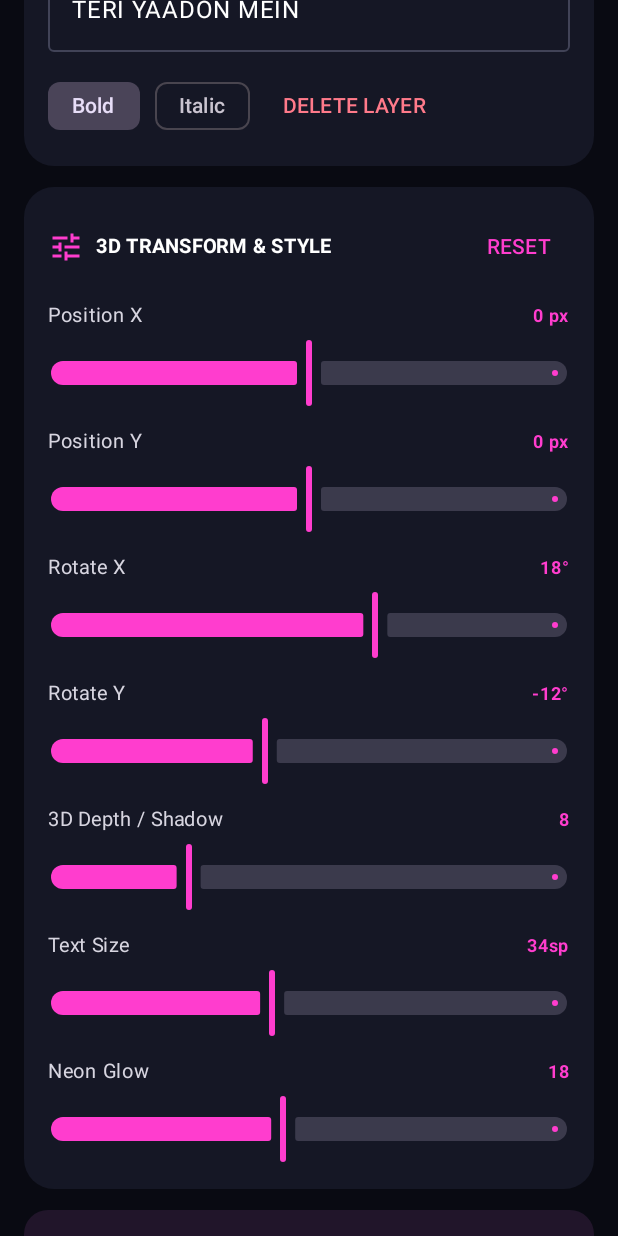
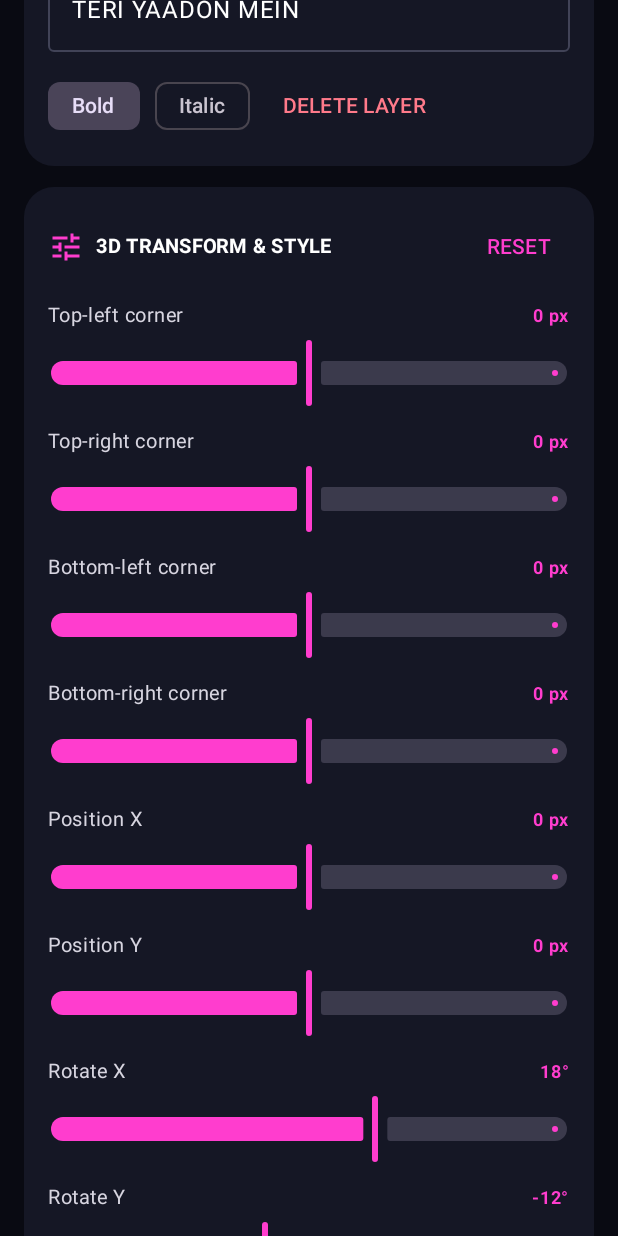
Before and after one commit to sagidsaim001-jpg/3D-LYRICS-Editor, an Android app built with Jetpack Compose: the screen it shows after launch (MainActivity), scrolled down 576 dp, on a phone screen of 412 x 824 dp. Run offline under Robolectric (Android 15) with nearby library versions, the phone set to English and light mode, and no system bars; 1 statement that could not run was skipped.

Commit message:
Add four-corner lyric perspective and keyframe timeline markers

```diff
--- a/app/src/main/java/com/saji/threedlyrics/MainActivity.kt
+++ b/app/src/main/java/com/saji/threedlyrics/MainActivity.kt
@@ -8,6 +8,7 @@ import androidx.activity.compose.setContent
 import androidx.activity.result.contract.ActivityResultContracts
 import androidx.compose.foundation.background
 import androidx.compose.foundation.border
+import androidx.compose.foundation.Canvas
 import androidx.compose.foundation.clickable
 import androidx.compose.foundation.horizontalScroll
 import androidx.compose.foundation.layout.*
@@ -68,6 +69,12 @@ private fun EditorScreen() {
     var positionY by remember { mutableFloatStateOf(0f) }
     var italic by remember { mutableStateOf(false) }
     var bold by remember { mutableStateOf(true) }
+    var topLeft by remember { mutableFloatStateOf(0f) }
+    var topRight by remember { mutableFloatStateOf(0f) }
+    var bottomLeft by remember { mutableFloatStateOf(0f) }
+    var bottomRight by remember { mutableFloatStateOf(0f) }
+    var playhead by remember { mutableFloatStateOf(0f) }
+    val keyframes = remember { mutableStateListOf<Float>() }
 
     val picker = rememberLauncherForActivityResult(ActivityResultContracts.OpenDocument()) { uri ->
         if (uri != null) {
@@ -127,24 +134,18 @@ private fun EditorScreen() {
                             Text("Import a clip to start creating", color = Color.LightGray, fontSize = 12.sp)
                         }
                     }
-                    Text(
+                    PerspectiveText(
                         text = lyric.ifBlank { "YOUR LYRICS" },
-                        color = Pink,
-                        fontSize = textSize.sp,
-                        fontWeight = if (bold) FontWeight.Black else FontWeight.Normal,
-                        fontStyle = if (italic) FontStyle.Italic else FontStyle.Normal,
-                        letterSpacing = 1.sp,
-                        maxLines = 2,
-                        style = androidx.compose.ui.text.TextStyle(shadow = if (glow > 0f) Shadow(color = Pink.copy(alpha = 0.9f), offset = Offset.Zero, blurRadius = glow) else null),
-                        modifier = Modifier.align(Alignment.Center)
-                            .graphicsLayer {
-                                rotationX = rotateX
-                                rotationY = rotateY
-                                cameraDistance = 18 * density
-                                shadowElevation = depth
-                                translationX = positionX * density
-                                translationY = positionY * density
-                            }
+                        modifier = Modifier.fillMaxSize(),
+                        sizeSp = textSize,
+                        cornerOffsets = listOf(topLeft, topRight, bottomRight, bottomLeft),
+                        glow = glow,
+                        bold = bold,
+                        italic = italic,
+                        rotationX = rotateX,
+                        rotationY = rotateY,
+                        translationX = positionX,
+                        translationY = positionY
                     )
                 }
 
@@ -218,6 +219,10 @@ private fun EditorScreen() {
                                 positionX = 0f; positionY = 0f; italic = false; bold = true
                             }) { Text("RESET", color = Pink) }
                         }
+                        SliderControl("Top-left corner", topLeft, -90f, 90f, " px") { topLeft = it }
+                        SliderControl("Top-right corner", topRight, -90f, 90f, " px") { topRight = it }
+                        SliderControl("Bottom-left corner", bottomLeft, -90f, 90f, " px") { bottomLeft = it }
+                        SliderControl("Bottom-right corner", bottomRight, -90f, 90f, " px") { bottomRight = it }
                         SliderControl("Position X", positionX, -120f, 120f, " px") { positionX = it }
                         SliderControl("Position Y", positionY, -100f, 100f, " px") { positionY = it }
                         SliderControl("Rotate X", rotateX, -70f, 70f, "°") { rotateX = it }
@@ -228,11 +233,30 @@ private fun EditorScreen() {
                     }
                 }
 
+                Surface(color = Panel, shape = RoundedCornerShape(20.dp), modifier = Modifier.fillMaxWidth()) {
+                    Column(Modifier.padding(16.dp), verticalArrangement = Arrangement.spacedBy(9.dp)) {
+                        Text("KEYFRAME TIMELINE", color = Pink, fontWeight = FontWeight.Bold, fontSize = 13.sp)
+                        SliderControl("Playhead", playhead, 0f, 100f, "%") { playhead = it }
+                        Row(horizontalArrangement = Arrangement.spacedBy(8.dp), verticalAlignment = Alignment.CenterVertically) {
+                            Button(onClick = { keyframes.add(playhead) }, colors = ButtonDefaults.buttonColors(containerColor = Pink, contentColor = Color.Black)) { Text("+ ADD KEYFRAME") }
+                            Text("${keyframes.size} keyframes", color = Color.LightGray, fontSize = 12.sp)
+                        }
+                        Row(Modifier.fillMaxWidth().horizontalScroll(rememberScrollState()), horizontalArrangement = Arrangement.spacedBy(7.dp)) {
+                            keyframes.forEachIndexed { index, frame ->
+                                Surface(color = Color(0xFF452044), shape = RoundedCornerShape(8.dp), modifier = Modifier.clickable { playhead = frame }) {
+                                    Text("◆ ${frame.toInt()}%", color = Pink, modifier = Modifier.padding(9.dp), fontSize = 11.sp)
+                                }
+                            }
+                        }
+                        Text("Keyframes currently save timeline markers. Automatic motion interpolation is a later upgrade.", color = Color.LightGray, fontSize = 11.sp)
+                    }
+                }
+
                 Surface(color = Color(0xFF21152A), shape = RoundedCornerShape(16.dp), modifier = Modifier.fillMaxWidth()) {
                     Column(Modifier.padding(14.dp)) {
-                        Text("BETA 02 • LAYER & TRANSFORM UPDATE", color = Pink, fontWeight = FontWeight.Bold, fontSize = 12.sp)
+                        Text("BETA 03 • CORNER PERSPECTIVE & KEYFRAME MARKERS", color = Pink, fontWeight = FontWeight.Bold, fontSize = 12.sp)
                         Spacer(Modifier.height(5.dp))
-                        Text("Added multiple editable text layers, layer selection, delete layer, bold/italic styling and X/Y positioning. This is still an editor preview foundation: true four-corner perspective, motion tracking, keyframes and MP4 export are not implemented yet.", color = Color(0xFFD6D1E3), fontSize = 12.sp, lineHeight = 18.sp)
+                        Text("Added editable corner pinning controls, multi-layer lyrics, styling and timeline keyframe markers. Keyframe interpolation, motion tracking and MP4 export are still pending.", color = Color(0xFFD6D1E3), fontSize = 12.sp, lineHeight = 18.sp)
                     }
                 }
                 Spacer(Modifier.height(16.dp))
```
